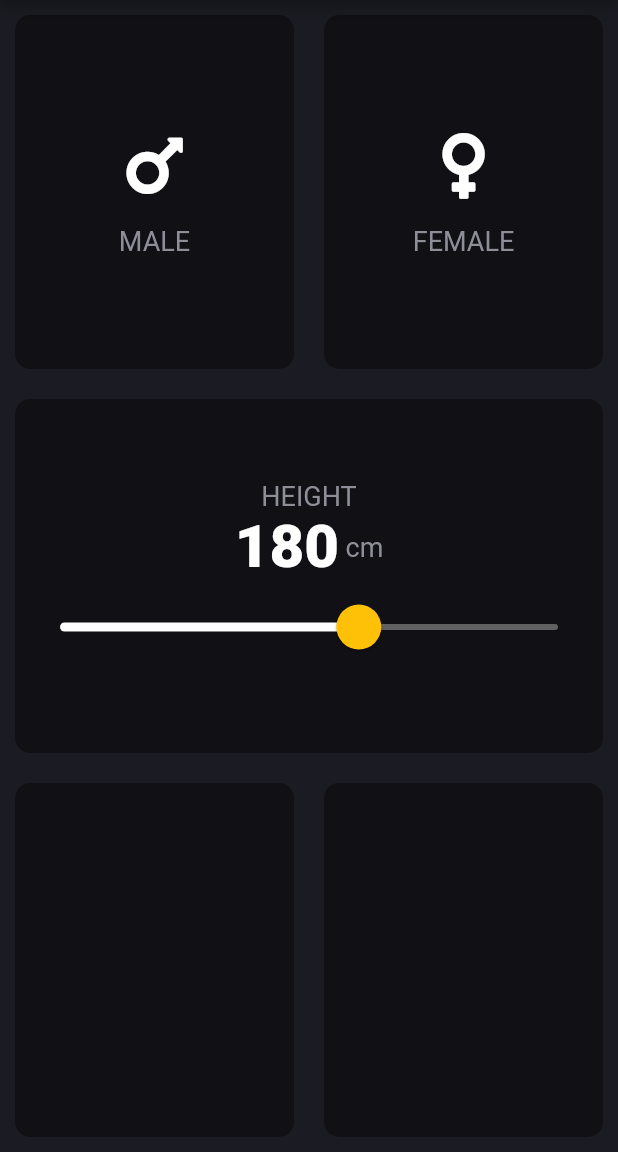
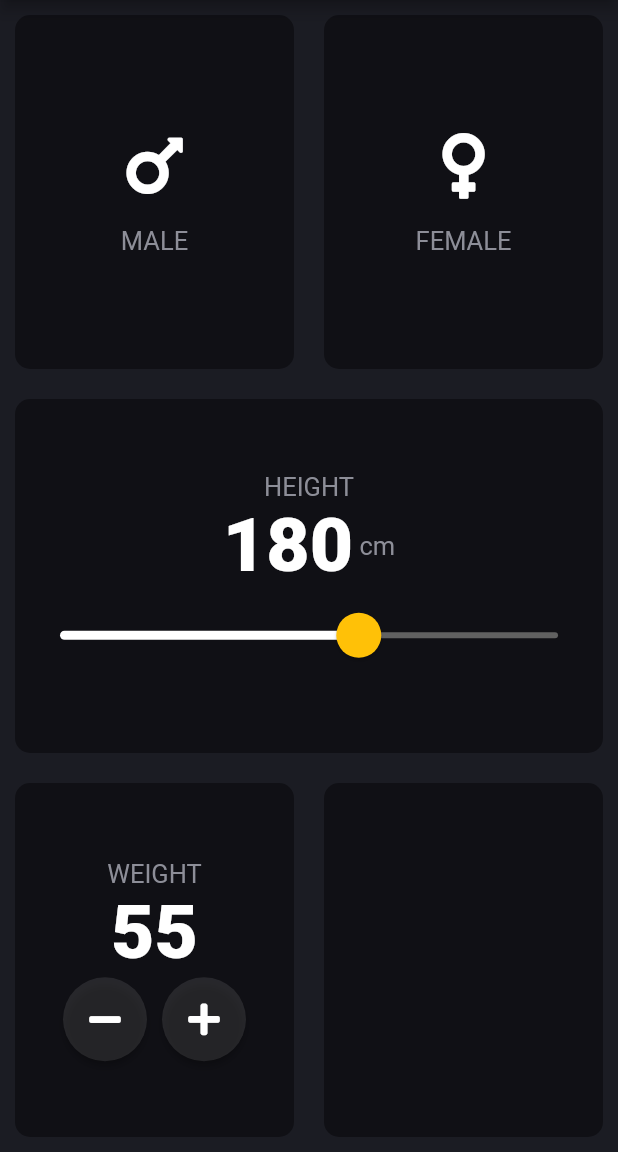
Before and after one commit to avajiyo/bmi-calculator, a Flutter app: the screen it shows after launch, on a phone screen of 412 x 824 dp, the part 84-1236 px from its top. Run offline on Flutter 3.47's test engine with Material 2 defaults, Android fonts, the phone set to English and light mode, and no system bars; our stand-ins replace font_awesome_flutter.

Commit message:
weight box is added

```diff
--- a/lib/constants.dart
+++ b/lib/constants.dart
@@ -8,5 +8,5 @@ const kHeadingStyle = TextStyle(
 );
 const kNormalCardColour = Color(0xFF101015);
 const kPressedCardColour = Colors.amber;
-const kNumberFontStyle = TextStyle(fontSize: 40, fontWeight: FontWeight.w900);
-const kLetterFontStyle = TextStyle(fontSize: 18, color: Color(0xFF8D8E98));
+const kNumberFontStyle = TextStyle(fontSize: 50, fontWeight: FontWeight.w900);
+const kLetterFontStyle = TextStyle(fontSize: 17, color: Color(0xFF8D8E98));
--- a/lib/input_page.dart
+++ b/lib/input_page.dart
@@ -19,6 +19,7 @@ enum Gender { male, female }
 class _MyHomePageState extends State<MyHomePage> {
   Gender selectedGender;
   int height = 180;
+  int weight = 55;
 
   @override
   Widget build(BuildContext context) {
@@ -96,7 +97,36 @@ class _MyHomePageState extends State<MyHomePage> {
             Expanded(
               child: Row(
                 children: [
-                  Expanded(child: ReusableCard(colour: kCardColor)),
+                  Expanded(
+                      child: ReusableCard(
+                          cardChild: Column(
+                            mainAxisAlignment: MainAxisAlignment.center,
+                            children: <Widget>[
+                              Text('WEIGHT', style: kLetterFontStyle),
+                              Text(weight.toString(), style: kNumberFontStyle),
+                              Row(
+                                mainAxisAlignment: MainAxisAlignment.center,
+                                children: [
+                                  RoundButton(
+                                      icon: FontAwesomeIcons.minus,
+                                      onPressed: () {
+                                        setState(() {
+                                          weight--;
+                                        });
+                                      }),
+                                  Container(width: 10),
+                                  RoundButton(
+                                      icon: FontAwesomeIcons.plus,
+                                      onPressed: () {
+                                        setState(() {
+                                          weight++;
+                                        });
+                                      }),
+                                ],
+                              )
+                            ],
+                          ),
+                          colour: kCardColor)),
                   Expanded(child: ReusableCard(colour: kCardColor)),
                 ],
               ),
@@ -105,3 +135,22 @@ class _MyHomePageState extends State<MyHomePage> {
         ));
   }
 }
+
+class RoundButton extends StatelessWidget {
+  RoundButton({@required this.icon, this.onPressed});
+  final IconData icon;
+  final Function onPressed;
+  @override
+  Widget build(BuildContext context) {
+    return RawMaterialButton(
+      child: Icon(icon),
+      onPressed: onPressed,
+      shape: CircleBorder(),
+      fillColor: Colors.white10,
+      constraints: BoxConstraints.tightFor(
+        width: 56.0,
+        height: 56.0,
+      ),
+    );
+  }
+}
```
